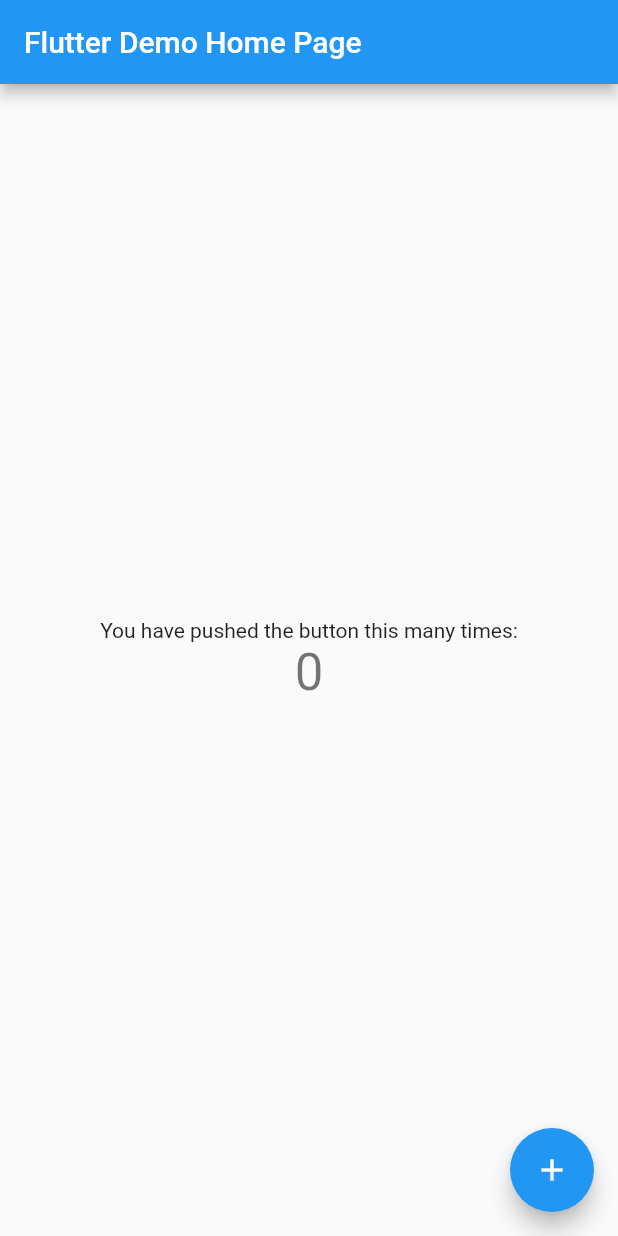
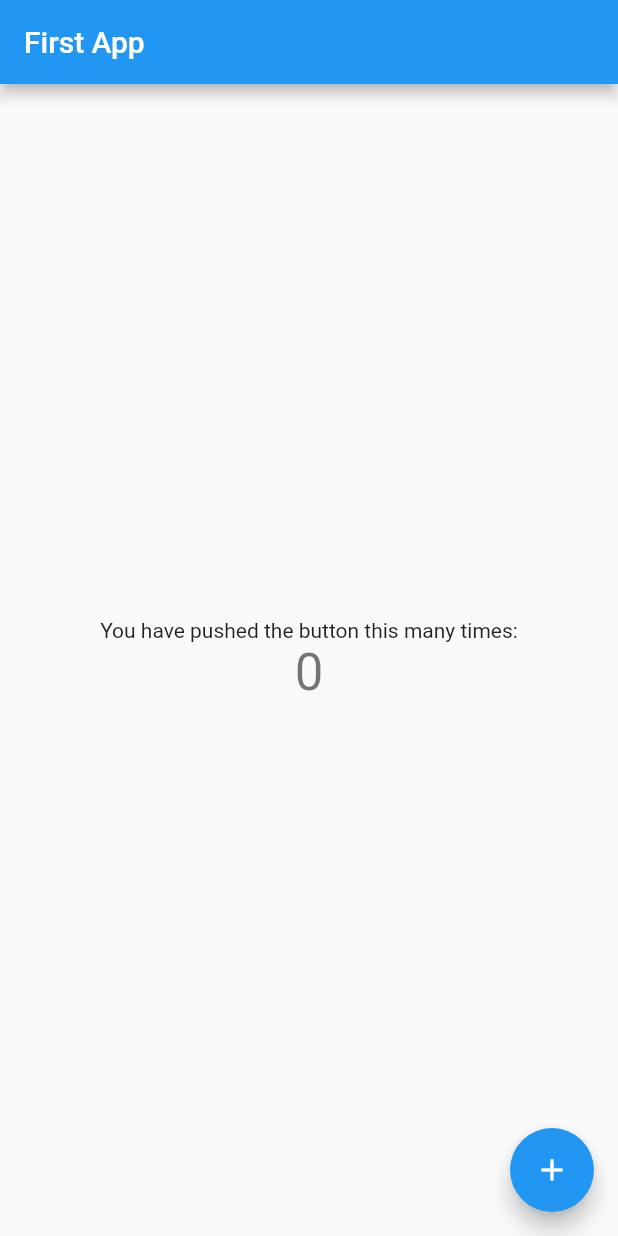
Before and after one commit to chethana15/flutterLearnings, a Flutter app: the screen it shows after launch, on a phone screen of 412 x 824 dp. Run offline on Flutter 3.47's test engine with Material 2 defaults, Android fonts, the phone set to English and light mode, and no system bars.

Commit message:
changed title

```diff
--- a/first_app/lib/main.dart
+++ b/first_app/lib/main.dart
@@ -24,7 +24,7 @@ class MyApp extends StatelessWidget {
         // is not restarted.
         primarySwatch: Colors.blue,
       ),
-      home: const MyHomePage(title: 'Flutter Demo Home Page'),
+      home: const MyHomePage(title: 'First App'),
     );
   }
 }
```
